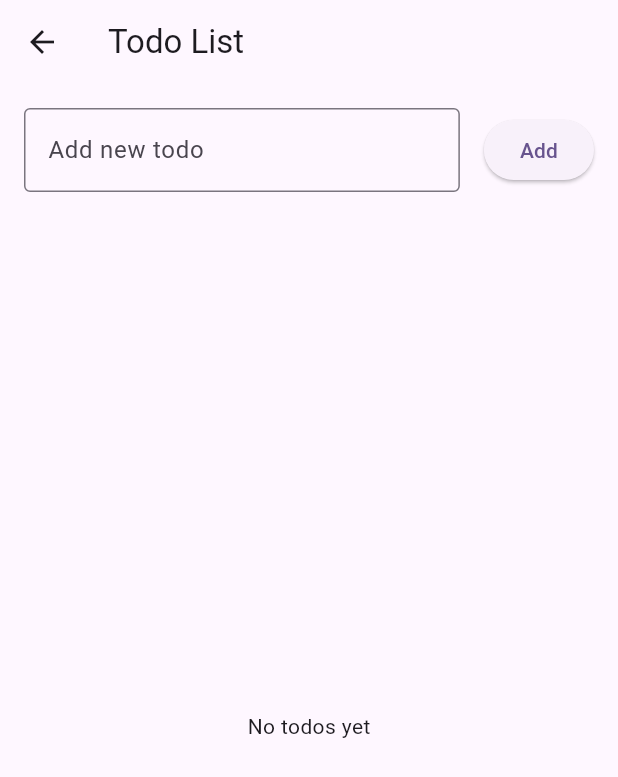
After one commit to Atan0707/ICT602-Lab-Group, a Flutter app: the TodoListPage screen opened directly, after a tap on "Add", on a phone screen of 412 x 824 dp. The commit adds this screen. Shown: the top 777 px of the screen. Run offline on Flutter 3.47's test engine with Material 3 defaults, Android fonts, the phone set to English and light mode, and no system bars; our stand-ins replace cloud_firestore, firebase_auth, firebase_core; accounts and stored records are empty.

Commit message:
added todolist

```diff
--- a/lib/pages/main_navigation.dart
+++ b/lib/pages/main_navigation.dart
@@ -1,6 +1,7 @@
 import 'package:flutter/material.dart';
 import 'home_page.dart';
 import 'user_information_page.dart';
+import 'todo_list_page.dart';
 
 class MainNavigation extends StatefulWidget {
   const MainNavigation({super.key});
@@ -16,6 +17,7 @@ class _MainNavigationState extends State<MainNavigation> {
   final List<Widget> _pages = const [
     HomePage(),
     UserInformationPage(), // This should show the profile view, not edit page
+    TodoListPage(),
   ];
 
   void _onItemTapped(int index) {
@@ -41,6 +43,10 @@ class _MainNavigationState extends State<MainNavigation> {
             icon: Icon(Icons.person),
             label: 'Profile',
           ),
+          BottomNavigationBarItem(
+            icon: Icon(Icons.list),
+            label: 'Todos',
+          ),
         ],
         currentIndex: _selectedIndex,
         onTap: _onItemTapped,
--- /dev/null
+++ b/lib/pages/todo_list_page.dart
@@ -0,0 +1,371 @@
+import 'package:flutter/material.dart';
+import 'package:cloud_firestore/cloud_firestore.dart';
+import 'package:firebase_auth/firebase_auth.dart';
+
+class TodoListPage extends StatefulWidget {
+  const TodoListPage({super.key});
+
+  @override
+  State<TodoListPage> createState() => _TodoListPageState();
+}
+
+class _TodoListPageState extends State<TodoListPage> {
+  final FirebaseFirestore _firestore = FirebaseFirestore.instance;
+  final currentUser = FirebaseAuth.instance.currentUser;
+  bool _isSelectionMode = false;
+  final Set<String> _selectedItems = {};
+  final _todoController = TextEditingController();
+  bool _isEditing = false;
+  String? _editingId;
+
+  @override
+  void dispose() {
+    _todoController.dispose();
+    super.dispose();
+  }
+
+  Future<void> _addTodo() async {
+    if (_todoController.text.isEmpty) return;
+
+    try {
+      await _firestore.collection('todos').add({
+        'title': _todoController.text,
+        'userId': currentUser?.uid,
+        'isCompleted': false,
+        'isDeleted': false,
+        'createdAt': FieldValue.serverTimestamp(),
+      });
+
+      _todoController.clear();
+      if (mounted) {
+        ScaffoldMessenger.of(context).showSnackBar(
+          const SnackBar(content: Text('Todo added successfully')),
+        );
+      }
+    } catch (e) {
+      if (mounted) {
+        ScaffoldMessenger.of(context).showSnackBar(
+          SnackBar(content: Text('Error adding todo: $e')),
+        );
+      }
+    }
+  }
+
+  Future<void> _updateTodo(String id) async {
+    if (_todoController.text.isEmpty) return;
+
+    try {
+      await _firestore.collection('todos').doc(id).update({
+        'title': _todoController.text,
+        'updatedAt': FieldValue.serverTimestamp(),
+      });
+
+      _todoController.clear();
+      setState(() {
+        _isEditing = false;
+        _editingId = null;
+      });
+
+      if (mounted) {
+        ScaffoldMessenger.of(context).showSnackBar(
+          const SnackBar(content: Text('Todo updated successfully')),
+        );
+      }
+    } catch (e) {
+      if (mounted) {
+        ScaffoldMessenger.of(context).showSnackBar(
+          SnackBar(content: Text('Error updating todo: $e')),
+        );
+      }
+    }
+  }
+
+  Future<void> _deleteTodo(String id, {bool permanent = false}) async {
+    try {
+      if (permanent) {
+        // Show confirmation dialog
+        final bool? confirm = await showDialog<bool>(
+          context: context,
+          builder: (context) => AlertDialog(
+            title: const Text('Confirm Deletion'),
+            content: const Text('Are you sure you want to permanently delete this item?'),
+            actions: [
+              TextButton(
+                onPressed: () => Navigator.pop(context, false),
+                child: const Text('Cancel'),
+              ),
+              TextButton(
+                onPressed: () => Navigator.pop(context, true),
+                child: const Text('Delete'),
+              ),
+            ],
+          ),
+        );
+
+        if (confirm != true) return;
+
+        await _firestore.collection('todos').doc(id).delete();
+        if (mounted) {
+          ScaffoldMessenger.of(context).showSnackBar(
+            const SnackBar(content: Text('Todo permanently deleted')),
+          );
+        }
+      } else {
+        // Temporary delete (soft delete)
+        await _firestore.collection('todos').doc(id).update({
+          'isDeleted': true,
+        });
+        if (mounted) {
+          ScaffoldMessenger.of(context).showSnackBar(
+            const SnackBar(content: Text('Todo moved to trash')),
+          );
+        }
+      }
+    } catch (e) {
+      if (mounted) {
+        ScaffoldMessenger.of(context).showSnackBar(
+          SnackBar(content: Text('Error deleting todo: $e')),
+        );
+      }
+    }
+  }
+
+  Future<void> _deleteSelected({bool permanent = false}) async {
+    try {
+      if (permanent) {
+        final bool? confirm = await showDialog<bool>(
+          context: context,
+          builder: (context) => AlertDialog(
+            title: const Text('Confirm Deletion'),
+            content: const Text('Are you sure you want to permanently delete selected items?'),
+            actions: [
+              TextButton(
+                onPressed: () => Navigator.pop(context, false),
+                child: const Text('Cancel'),
+              ),
+              TextButton(
+                onPressed: () => Navigator.pop(context, true),
+                child: const Text('Delete'),
+              ),
+            ],
+          ),
+        );
+
+        if (confirm != true) return;
+
+        for (String id in _selectedItems) {
+          await _firestore.collection('todos').doc(id).delete();
+        }
+      } else {
+        for (String id in _selectedItems) {
+          await _firestore.collection('todos').doc(id).update({
+            'isDeleted': true,
+          });
+        }
+      }
+
+      setState(() {
+        _selectedItems.clear();
+        _isSelectionMode = false;
+      });
+
+      if (mounted) {
+        ScaffoldMessenger.of(context).showSnackBar(
+          SnackBar(
+            content: Text(permanent
+                ? 'Selected items permanently deleted'
+                : 'Selected items moved to trash'),
+          ),
+        );
+      }
+    } catch (e) {
+      if (mounted) {
+        ScaffoldMessenger.of(context).showSnackBar(
+          SnackBar(content: Text('Error deleting todos: $e')),
+        );
+      }
+    }
+  }
+
+  @override
+  Widget build(BuildContext context) {
+    final isTablet = MediaQuery.of(context).size.width > 600;
+
+    return Scaffold(
+      appBar: AppBar(
+        title: const Text('Todo List'),
+        actions: [
+          if (_isSelectionMode) ...[
+            IconButton(
+              icon: const Icon(Icons.delete_outline),
+              onPressed: () => _deleteSelected(permanent: false),
+              tooltip: 'Move selected to trash',
+            ),
+            IconButton(
+              icon: const Icon(Icons.delete_forever),
+              onPressed: () => _deleteSelected(permanent: true),
+              tooltip: 'Delete selected permanently',
+            ),
+            IconButton(
+              icon: const Icon(Icons.close),
+              onPressed: () {
+                setState(() {
+                  _isSelectionMode = false;
+                  _selectedItems.clear();
+                });
+              },
+            ),
+          ],
+        ],
+      ),
+      body: Column(
+        children: [
+          Padding(
+            padding: const EdgeInsets.all(16.0),
+            child: Row(
+              children: [
+                Expanded(
+                  child: TextField(
+                    controller: _todoController,
+                    decoration: InputDecoration(
+                      hintText: _isEditing ? 'Edit todo' : 'Add new todo',
+                      border: const OutlineInputBorder(),
+                    ),
+                  ),
+                ),
+                const SizedBox(width: 16),
+                ElevatedButton(
+                  onPressed: () {
+                    if (_isEditing) {
+                      _updateTodo(_editingId!);
+                    } else {
+                      _addTodo();
+                    }
+                  },
+                  child: Text(_isEditing ? 'Update' : 'Add'),
+                ),
+              ],
+            ),
+          ),
+          Expanded(
+            child: StreamBuilder<QuerySnapshot>(
+              stream: _firestore
+                  .collection('todos')
+                  .where('userId', isEqualTo: currentUser?.uid)
+                  .where('isDeleted', isEqualTo: false)
+                  .snapshots(),
+              builder: (context, snapshot) {
+                if (snapshot.hasError) {
+                  return Center(child: Text('Error: ${snapshot.error}'));
+                }
+
+                if (snapshot.connectionState == ConnectionState.waiting) {
+                  return const Center(child: CircularProgressIndicator());
+                }
+
+                final todos = snapshot.data?.docs ?? [];
+
+                if (todos.isEmpty) {
+                  return const Center(child: Text('No todos yet'));
+                }
+
+                if (isTablet) {
+                  // Grid view for tablets
+                  return GridView.builder(
+                    padding: const EdgeInsets.all(16),
+                    gridDelegate: const SliverGridDelegateWithFixedCrossAxisCount(
+                      crossAxisCount: 2,
+                      crossAxisSpacing: 16,
+                      mainAxisSpacing: 16,
+                      childAspectRatio: 3,
+                    ),
+                    itemCount: todos.length,
+                    itemBuilder: (context, index) => _buildTodoItem(todos[index]),
+                  );
+                } else {
+                  // List view for phones
+                  return ListView.builder(
+                    itemCount: todos.length,
+                    itemBuilder: (context, index) => _buildTodoItem(todos[index]),
+                  );
+                }
+              },
+            ),
+          ),
+        ],
+      ),
+    );
+  }
+
+  Widget _buildTodoItem(DocumentSnapshot doc) {
+    final todo = doc.data() as Map<String, dynamic>;
+    final id = doc.id;
+    final isSelected = _selectedItems.contains(id);
+
+    return ListTile(
+      title: Text(todo['title'] as String),
+      leading: _isSelectionMode
+          ? Checkbox(
+              value: isSelected,
+              onChanged: (bool? value) {
+                setState(() {
+                  if (value == true) {
+                    _selectedItems.add(id);
+                  } else {
+                    _selectedItems.remove(id);
+                  }
+                  if (_selectedItems.isEmpty) {
+                    _isSelectionMode = false;
+                  }
+                });
+              },
+            )
+          : null,
+      onLongPress: () {
+        setState(() {
+          _isSelectionMode = true;
+          _selectedItems.add(id);
+        });
+      },
+      onTap: _isSelectionMode
+          ? () {
+              setState(() {
+                if (isSelected) {
+                  _selectedItems.remove(id);
+                } else {
+                  _selectedItems.add(id);
+                }
+                if (_selectedItems.isEmpty) {
+                  _isSelectionMode = false;
+                }
+              });
+            }
+          : null,
+      trailing: _isSelectionMode
+          ? null
+          : Row(
+              mainAxisSize: MainAxisSize.min,
+              children: [
+                IconButton(
+                  icon: const Icon(Icons.edit),
+                  onPressed: () {
+                    setState(() {
+                      _isEditing = true;
+                      _editingId = id;
+                      _todoController.text = todo['title'] as String;
+                    });
+                  },
+                ),
+                IconButton(
+                  icon: const Icon(Icons.delete_outline),
+                  onPressed: () => _deleteTodo(id, permanent: false),
+                ),
+                IconButton(
+                  icon: const Icon(Icons.delete_forever),
+                  onPressed: () => _deleteTodo(id, permanent: true),
+                ),
+              ],
+            ),
+    );
+  }
+}
--- a/pubspec.yaml
+++ b/pubspec.yaml
@@ -35,9 +35,9 @@ dependencies:
   # The following adds the Cupertino Icons font to your application.
   # Use with the CupertinoIcons class for iOS style icons.
   cupertino_icons: ^1.0.8
-  firebase_core: ^3.11.0
-  firebase_auth: ^5.4.2
-  cloud_firestore: ^5.6.3
+  firebase_core: ^2.24.2
+  firebase_auth: ^4.15.3
+  cloud_firestore: ^4.13.6
 
 dev_dependencies:
   flutter_test:
```
Also changed, not shown: pubspec.lock.
